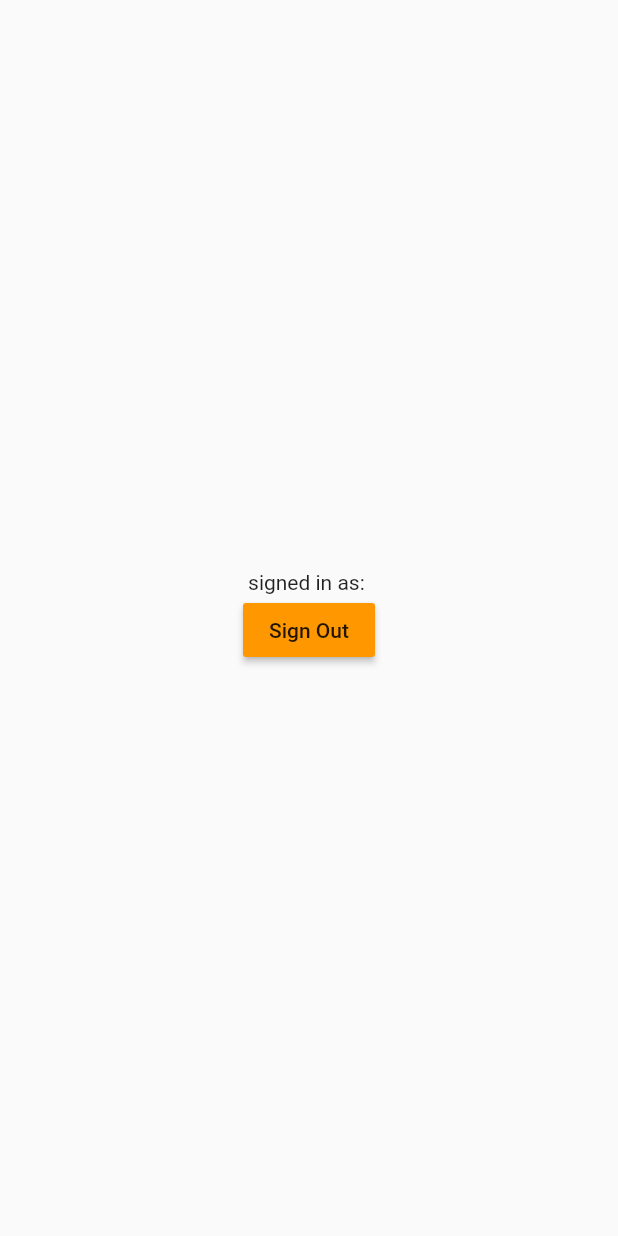
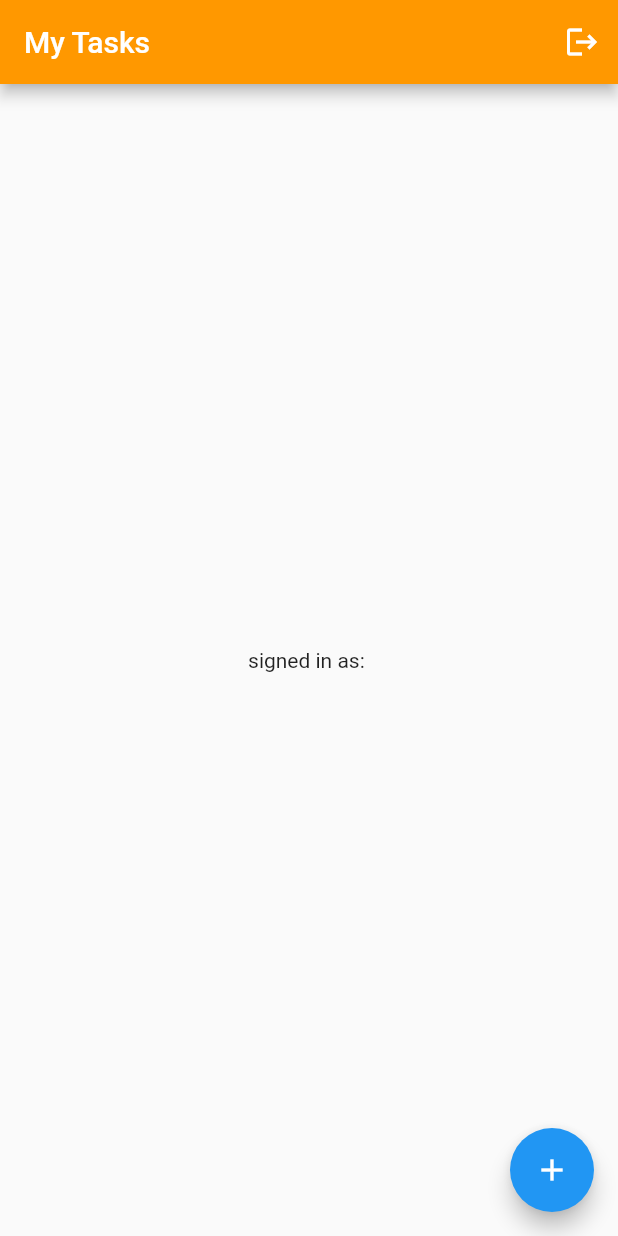
Before and after one commit to Tony-Ton3/Listify, a Flutter app: the screen it shows once a user with an empty profile is signed in, on a phone screen of 412 x 824 dp. Run offline on Flutter 3.47's test engine with Material 2 defaults, Android fonts, the phone set to English and light mode, and no system bars; our stand-ins replace cloud_firestore, firebase_auth, firebase_core, firebase_storage, image_picker; accounts and stored records are empty.

Commit message:
linked up home page w/ add

```diff
--- a/lib/pages/add.dart
+++ b/lib/pages/add.dart
@@ -7,12 +7,10 @@ import 'package:flutter/foundation.dart';
 import 'package:flutter/material.dart';
 import 'package:image_picker/image_picker.dart';
 import 'package:cloud_firestore/cloud_firestore.dart';
-import 'firebase_options.dart';
+import '../firebase_options.dart';
 import 'package:firebase_core/firebase_core.dart';
 
-import 'package:uuid/uuid.dart';
-
-import 'main.dart';
+// import 'main.dart';
 
 Future<void> main() async {
   WidgetsFlutterBinding.ensureInitialized();
--- a/lib/pages/home_page.dart
+++ b/lib/pages/home_page.dart
@@ -1,33 +1,48 @@
 import 'package:firebase_auth/firebase_auth.dart';
 import 'package:flutter/material.dart';
+import 'add.dart';
 
 class HomePage extends StatefulWidget {
-  const HomePage({super.key});
+  const HomePage({Key? key}) : super(key: key);
 
   @override
-  State<HomePage> createState() => _HomePageState();
+  _HomePageState createState() => _HomePageState();
 }
 
 class _HomePageState extends State<HomePage> {
-  //! assumues user is not NULL
   final user = FirebaseAuth.instance.currentUser!;
+
+  void _logout() async {
+    await FirebaseAuth.instance.signOut();
+  }
+
   @override
   Widget build(BuildContext context) {
     return Scaffold(
+      appBar: AppBar(
+        title: const Text('My Tasks'),
+        actions: [
+          IconButton(
+            icon: const Icon(Icons.logout),
+            onPressed: _logout,
+          ),
+        ],
+      ),
       body: Center(
         child: Column(
           mainAxisAlignment: MainAxisAlignment.center,
           children: [
             Text("signed in as: ${user.email!}"),
-            MaterialButton(
-              onPressed: () {
-                FirebaseAuth.instance.signOut();
-              },
-              color: Colors.orange,
-              child: const Text('Sign Out'),
-            )
           ],
         ),
+      ),
+      floatingActionButton: FloatingActionButton(
+        onPressed: () {
+          Navigator.of(context).push(
+            MaterialPageRoute(builder: (context) => AddTaskScreen()),
+          );
+        },
+        child: const Icon(Icons.add),
       ),
     );
   }
```
Also changed, not shown: pubspec.yaml (+5 -2 lines), lib/firebase_options.dart, lib/pages/edit.dart (added), pubspec.lock, 4 other files.
